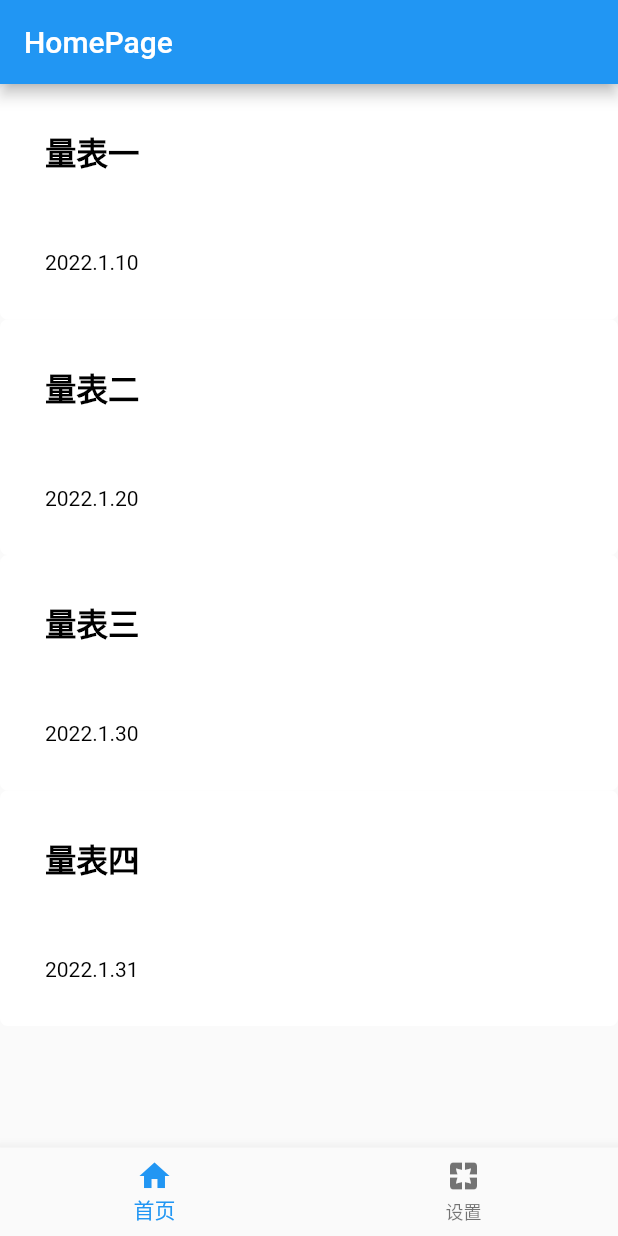
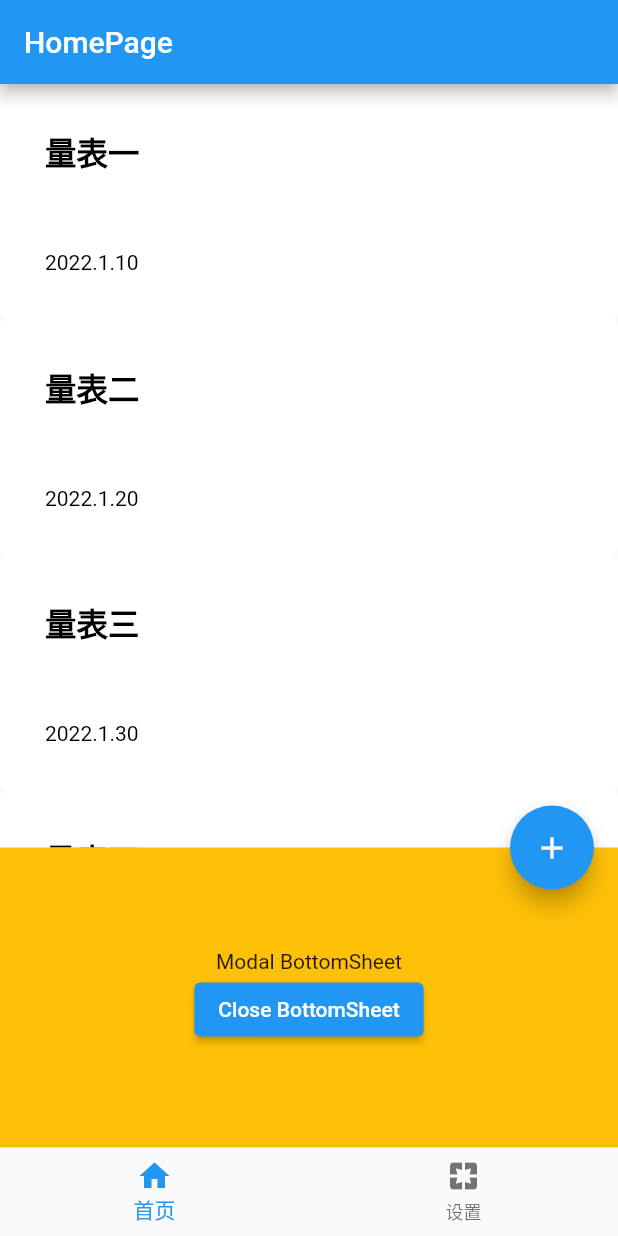
Before and after one commit to Decodetalkers/liangbiao, a Flutter app: the screen it shows after launch, on a phone screen of 412 x 824 dp. Run offline on Flutter 3.47's test engine with Material 2 defaults, Android fonts, the phone set to English and light mode, and no system bars; our stand-ins replace video_player.

```diff
--- a/lib/main.dart
+++ b/lib/main.dart
@@ -36,6 +36,9 @@ class _HomePageState extends State<HomePage> {
   late List<String> titles;
   late List<String> times;
   int _index = 0;
+  List<Widget> mainpages = [const PersonPage()];
+  int _mainpageindex = 1;
+  bool _showbottomsheet = true;
   @override
   void initState() {
     super.initState();
@@ -49,6 +52,34 @@ class _HomePageState extends State<HomePage> {
       titles = titles.reversed.toList();
       times = times.reversed.toList();
     });
+  }
+
+  Widget? _showBottomSheet() {
+    if (_showbottomsheet) {
+      return Container(
+        height: 200,
+        color: Colors.amber,
+        child: Center(
+          child: Column(
+            mainAxisAlignment: MainAxisAlignment.center,
+            mainAxisSize: MainAxisSize.min,
+            children: <Widget>[
+              const Text('Modal BottomSheet'),
+              ElevatedButton(
+                child: const Text('Close BottomSheet'),
+                onPressed: () {
+                  setState(() {
+                    _showbottomsheet = false;
+                  });
+                },
+              )
+            ],
+          ),
+        ),
+      );
+    } else {
+      return null;
+    }
   }
 
   @override
@@ -79,7 +110,9 @@ class _HomePageState extends State<HomePage> {
                     ))
                 .toList()),
         onRefresh: _handrefresh);
-    List<Widget> appages = [mainpage, const PersonPage()];
+    mainpages.add(mainpage);
+
+    List<Widget> appages = [mainpages[_mainpageindex], const PersonPage()];
     return Scaffold(
       appBar: AppBar(
         title: const Text('HomePage'),
@@ -97,6 +130,41 @@ class _HomePageState extends State<HomePage> {
             _index = index;
           });
         },
+      ),
+      bottomSheet: _showBottomSheet(),
+      floatingActionButton: FloatingActionButton(
+        onPressed: () {
+          setState(() {
+            if (_mainpageindex == 0) {
+              _mainpageindex = 1;
+            } else {
+              _mainpageindex = 0;
+            }
+          });
+          //showModalBottomSheet<void>(
+          //    context: context,
+          //    builder: (BuildContext context) {
+          //      return Container(
+          //        height: 200,
+          //        color: Colors.amber,
+          //        child: Center(
+          //          child: Column(
+          //            mainAxisAlignment: MainAxisAlignment.center,
+          //            mainAxisSize: MainAxisSize.min,
+          //            children: <Widget>[
+          //              const Text('Modal BottomSheet'),
+          //              ElevatedButton(
+          //                child: const Text('Close BottomSheet'),
+          //                onPressed: () => Navigator.pop(context),
+          //              )
+          //            ],
+          //          ),
+          //        ),
+          //      );
+          //    });
+        },
+        tooltip: 'Increment',
+        child: const Icon(Icons.add),
       ),
     );
   }
```
